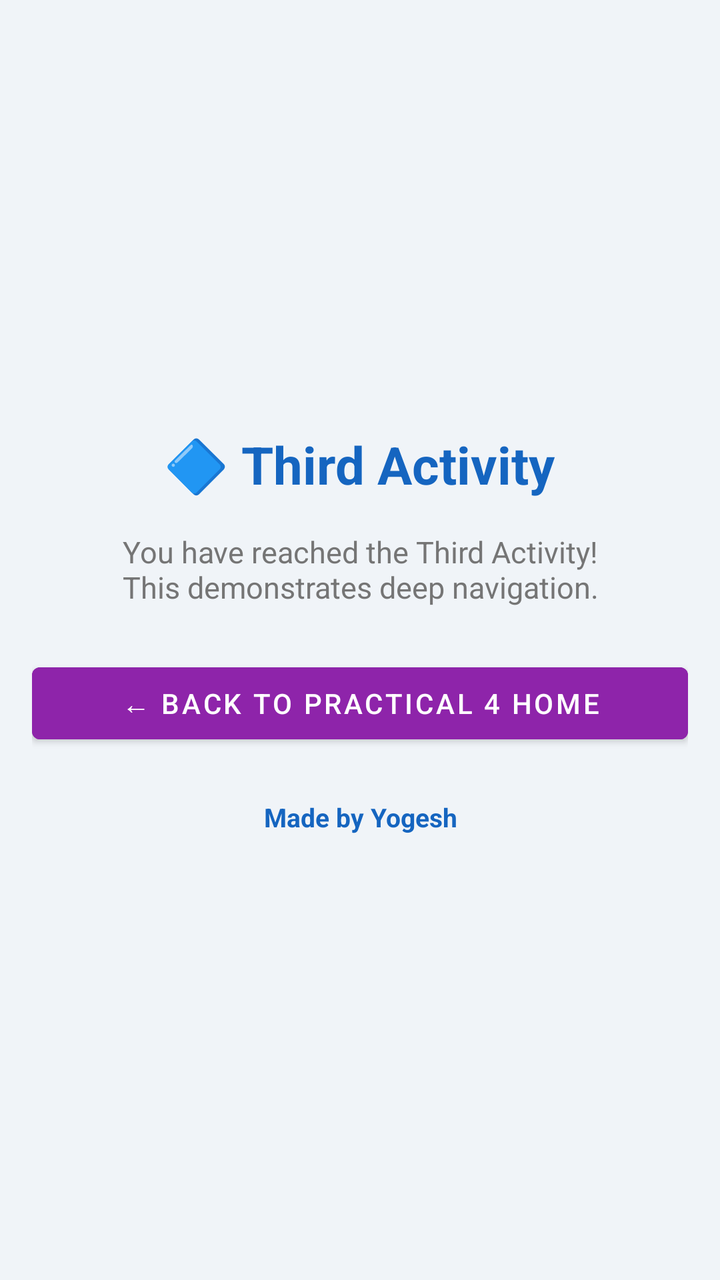
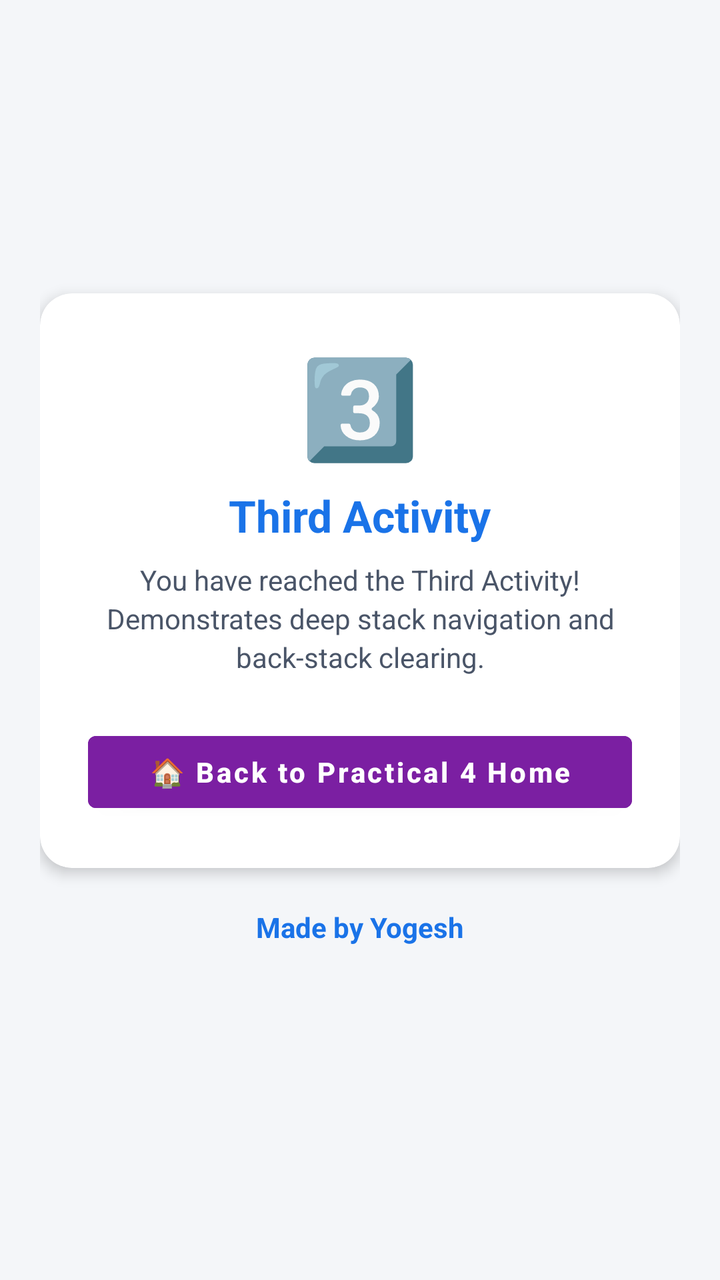

Before-and-after screenshots of an Android layout around one commit, followed by the original layout XML and the change that was made.
<!-- AndroidManifest.xml: application theme Theme.AndroidLabPracticals -->
<!-- res/layout/activity_third.xml -->
<?xml version="1.0" encoding="utf-8"?>
<LinearLayout xmlns:android="http://schemas.android.com/apk/res/android"
    android:layout_width="match_parent"
    android:layout_height="match_parent"
    android:orientation="vertical"
    android:background="@color/dashboard_bg"
    android:padding="16dp"
    android:gravity="center">

    <TextView
        android:layout_width="wrap_content"
        android:layout_height="wrap_content"
        android:text="🔷 Third Activity"
        android:textSize="26sp"
        android:textStyle="bold"
        android:textColor="@color/colorPrimary"
        android:padding="16dp" />

    <TextView
        android:layout_width="wrap_content"
        android:layout_height="wrap_content"
        android:text="You have reached the Third Activity!\nThis demonstrates deep navigation."
        android:textSize="15sp"
        android:textColor="@color/text_secondary"
        android:gravity="center"
        android:layout_marginBottom="24dp" />

    <Button
        android:id="@+id/btn_back_home"
        android:layout_width="match_parent"
        android:layout_height="wrap_content"
        android:text="← Back to Practical 4 Home"
        android:backgroundTint="@color/p4_color" />

    <TextView
        android:layout_width="match_parent"
        android:layout_height="wrap_content"
        android:text="Made by Yogesh"
        android:textColor="@color/colorPrimary"
        android:textSize="13sp"
        android:textStyle="bold"
        android:gravity="center"
        android:padding="24dp" />

</LinearLayout>
<!-- resources referenced by this layout -->
<resources>
  <color name="colorPrimary">#1565C0</color>
  <color name="dashboard_bg">#F0F4F8</color>
  <color name="p4_color">#8E24AA</color>
  <color name="text_secondary">#757575</color>
  <style name="Theme.AndroidLabPracticals" parent="Theme.MaterialComponents.DayNight.DarkActionBar">
          <item name="colorPrimary">@color/colorPrimary</item>
          <item name="colorPrimaryVariant">@color/colorPrimaryDark</item>
          <item name="colorOnPrimary">@color/white</item>
          <item name="colorSecondary">@color/colorAccent</item>
          <item name="colorOnSecondary">@color/white</item>
          <item name="android:statusBarColor">@color/colorPrimaryDark</item>
      </style>
  <color name="colorPrimaryDark">#0D47A1</color>
  <color name="white">#FFFFFF</color>
  <color name="colorAccent">#FF6F00</color>
</resources>

<!-- the commit's change to res/layout/activity_third.xml (unified diff, before → after) -->
@@ -1,45 +1,74 @@
 <?xml version="1.0" encoding="utf-8"?>
 <LinearLayout xmlns:android="http://schemas.android.com/apk/res/android"
+    xmlns:app="http://schemas.android.com/apk/res-auto"
     android:layout_width="match_parent"
     android:layout_height="match_parent"
     android:orientation="vertical"
     android:background="@color/dashboard_bg"
-    android:padding="16dp"
+    android:padding="20dp"
     android:gravity="center">
 
-    <TextView
-        android:layout_width="wrap_content"
-        android:layout_height="wrap_content"
-        android:text="🔷 Third Activity"
-        android:textSize="26sp"
-        android:textStyle="bold"
-        android:textColor="@color/colorPrimary"
-        android:padding="16dp" />
-
-    <TextView
-        android:layout_width="wrap_content"
-        android:layout_height="wrap_content"
-        android:text="You have reached the Third Activity!\nThis demonstrates deep navigation."
-        android:textSize="15sp"
-        android:textColor="@color/text_secondary"
-        android:gravity="center"
-        android:layout_marginBottom="24dp" />
-
-    <Button
-        android:id="@+id/btn_back_home"
+    <androidx.cardview.widget.CardView
         android:layout_width="match_parent"
         android:layout_height="wrap_content"
-        android:text="← Back to Practical 4 Home"
-        android:backgroundTint="@color/p4_color" />
+        app:cardCornerRadius="16dp"
+        app:cardElevation="4dp"
+        app:cardBackgroundColor="@color/card_bg">
+
+        <LinearLayout
+            android:layout_width="match_parent"
+            android:layout_height="wrap_content"
+            android:orientation="vertical"
+            android:padding="24dp"
+            android:gravity="center">
+
+            <TextView
+                android:layout_width="wrap_content"
+                android:layout_height="wrap_content"
+                android:text="3️⃣"
+                android:textSize="48sp" />
+
+            <TextView
+                android:layout_width="wrap_content"
+                android:layout_height="wrap_content"
+                android:text="Third Activity"
+                android:textSize="22sp"
+                android:textStyle="bold"
+                android:textColor="@color/colorPrimary"
+                android:layout_marginTop="8dp" />
+
+            <TextView
+                android:layout_width="wrap_content"
+                android:layout_height="wrap_content"
+                android:text="You have reached the Third Activity!\nDemonstrates deep stack navigation and back-stack clearing."
+                android:textSize="14sp"
+                android:textColor="@color/text_secondary"
+                android:gravity="center"
+                android:lineSpacingExtra="3dp"
+                android:layout_marginTop="8dp"
+                android:layout_marginBottom="24dp" />
+
+            <Button
+                android:id="@+id/btn_back_home"
+                android:layout_width="match_parent"
+                android:layout_height="wrap_content"
+                android:text="🏠 Back to Practical 4 Home"
+                android:textAllCaps="false"
+                android:textStyle="bold"
+                android:textColor="@color/white"
+                android:backgroundTint="@color/p4_color" />
+
+        </LinearLayout>
+    </androidx.cardview.widget.CardView>
 
     <TextView
         android:layout_width="match_parent"
         android:layout_height="wrap_content"
         android:text="Made by Yogesh"
         android:textColor="@color/colorPrimary"
-        android:textSize="13sp"
+        android:textSize="14sp"
         android:textStyle="bold"
         android:gravity="center"
-        android:padding="24dp" />
+        android:padding="20dp" />
 
 </LinearLayout>
<!-- resource entries referenced after the edit -->
@@ -1,19 +1,37 @@
 <!-- resources referenced by this layout -->
 <resources>
-  <color name="colorPrimary">#1565C0</color>
-  <color name="dashboard_bg">#F0F4F8</color>
-  <color name="p4_color">#8E24AA</color>
-  <color name="text_secondary">#757575</color>
-  <style name="Theme.AndroidLabPracticals" parent="Theme.MaterialComponents.DayNight.DarkActionBar">
+  <color name="card_bg">#FFFFFF</color>
+  <color name="colorPrimary">#1A73E8</color>
+  <color name="dashboard_bg">#F4F6F9</color>
+  <color name="p4_color">#7B1FA2</color>
+  <color name="text_secondary">#4A5568</color>
+  <style name="Theme.AndroidLabPracticals" parent="Theme.MaterialComponents.Light.DarkActionBar">
+          
           <item name="colorPrimary">@color/colorPrimary</item>
           <item name="colorPrimaryVariant">@color/colorPrimaryDark</item>
           <item name="colorOnPrimary">@color/white</item>
+          
           <item name="colorSecondary">@color/colorAccent</item>
           <item name="colorOnSecondary">@color/white</item>
+          
           <item name="android:statusBarColor">@color/colorPrimaryDark</item>
+  
+          
+          <item name="android:textColor">@color/text_primary</item>
+          <item name="android:textColorPrimary">@color/text_primary</item>
+          <item name="android:textColorSecondary">@color/text_secondary</item>
+          <item name="android:editTextColor">@color/text_primary</item>
+          <item name="android:textColorHint">@color/text_hint</item>
+  
+          
+          <item name="android:windowBackground">@color/dashboard_bg</item>
+          <item name="colorSurface">@color/card_bg</item>
+          <item name="colorOnSurface">@color/text_primary</item>
       </style>
-  <color name="colorPrimaryDark">#0D47A1</color>
+  <color name="colorPrimaryDark">#1557B0</color>
   <color name="white">#FFFFFF</color>
-  <color name="colorAccent">#FF6F00</color>
+  <color name="colorAccent">#FF6D00</color>
+  <color name="text_primary">#1A1A1A</color>
+  <color name="text_hint">#718096</color>
 </resources>
 
